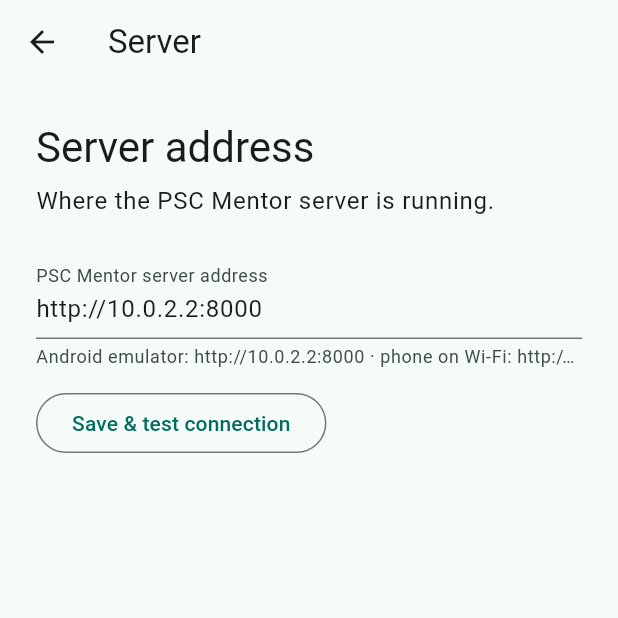
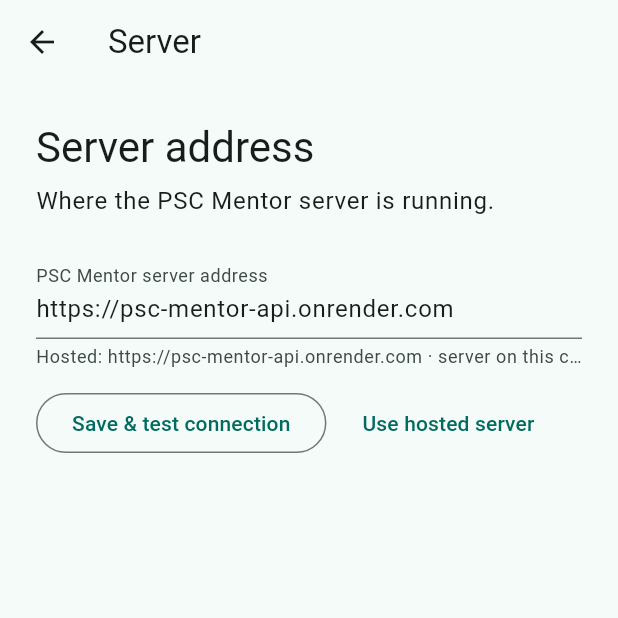
Before and after one commit to akhileshms120/psc_mentor, a Flutter app: the screen it shows after launch, scrolled down 58 dp, after a tap on "Server settings", on a phone screen of 412 x 824 dp, the top half of it. Run offline on Flutter 3.47's test engine with Material 3 defaults, Android fonts, the phone set to English and light mode, and no system bars; our stand-ins replace file_picker, shared_preferences.

Commit message:
App uses the hosted Render server by default
localhost only worked while a server ran on the same computer. Local
development can still point elsewhere with --dart-define=PSC_API_URL or
Server settings, which gains a "Use hosted server" button.

Co-Authored-By: Claude Opus 5.5 <noreply@anthropic.com>

```diff
--- a/lib/core/api.dart
+++ b/lib/core/api.dart
@@ -52,14 +52,12 @@ class Api {
   http.Client client = http.Client();
 
   /// Built into release apps: `flutter build apk --dart-define=PSC_API_URL=https://NAME.onrender.com`
-  static const _builtInUrl = String.fromEnvironment('PSC_API_URL');
+  /// The hosted server. Override for local development with
+  /// `flutter run --dart-define=PSC_API_URL=http://localhost:8000`.
+  static const hostedUrl = 'https://psc-mentor-api.onrender.com';
+  static const _builtInUrl = String.fromEnvironment('PSC_API_URL', defaultValue: hostedUrl);
 
-  static String get defaultUrl {
-    if (_builtInUrl.isNotEmpty) return _builtInUrl;
-    // The Android emulator reaches the host machine on 10.0.2.2.
-    if (!kIsWeb && defaultTargetPlatform == TargetPlatform.android) return 'http://10.0.2.2:8000';
-    return 'http://localhost:8000';
-  }
+  static String get defaultUrl => _builtInUrl;
 
   Future<void> load() async {
     try {
--- a/lib/features/profile/profile_screen.dart
+++ b/lib/features/profile/profile_screen.dart
@@ -202,11 +202,20 @@ class _ServerSettingsScreenState extends State<ServerSettingsScreen> {
             controller: _server,
             decoration: const InputDecoration(
               labelText: 'PSC Mentor server address',
-              helperText: 'Android emulator: http://10.0.2.2:8000 · phone on Wi-Fi: http://<computer-ip>:8000',
+              helperText: 'Hosted: ${Api.hostedUrl} · server on this computer: http://localhost:8000',
             ),
           ),
           const SizedBox(height: 12),
-          OutlinedButton(onPressed: _test, child: const Text('Save & test connection')),
+          Wrap(spacing: 12, runSpacing: 8, children: [
+            OutlinedButton(onPressed: _test, child: const Text('Save & test connection')),
+            TextButton(
+              onPressed: () {
+                _server.text = Api.hostedUrl;
+                _test();
+              },
+              child: const Text('Use hosted server'),
+            ),
+          ]),
           if (_status != null) Padding(padding: const EdgeInsets.only(top: 8), child: Text(_status!)),
         ],
       ),
```
Also changed, not shown: 2 other files.
